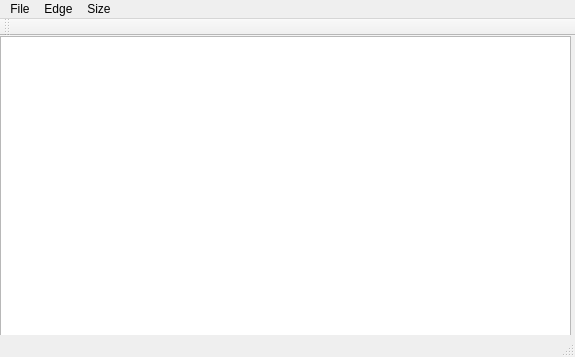
Before: the Qt Designer form mainwindow.ui in cyj5230/magic-scissor, drawn with Qt 5.
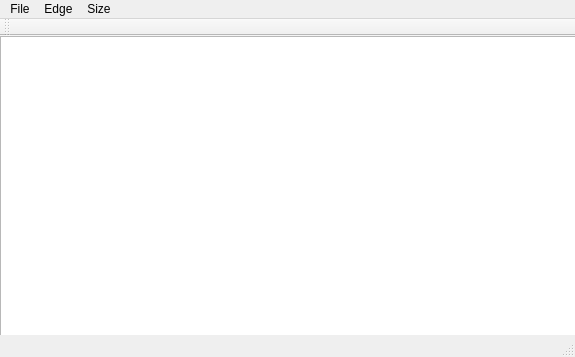
After: the same form once the commit is applied.

```diff
--- a/mainwindow.ui
+++ b/mainwindow.ui
@@ -19,7 +19,7 @@
      <rect>
       <x>0</x>
       <y>0</y>
-      <width>571</width>
+      <width>581</width>
       <height>301</height>
      </rect>
     </property>
```
Left out of the diff: 23 changed lines with no effect on the pictures.
